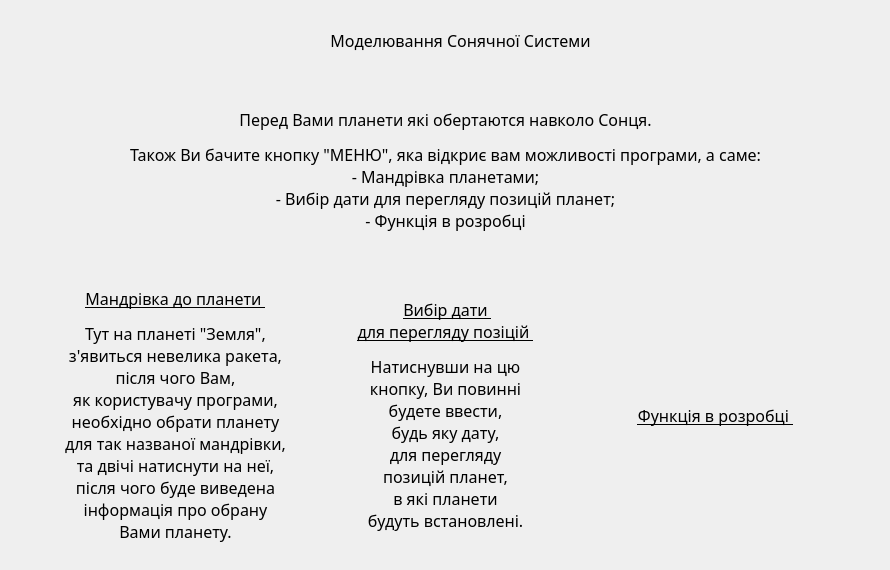
The window that Syzygy/aboutprogramform.ui (maxpe3447/SyZyGy) describes before a commit, drawn with Qt 5.
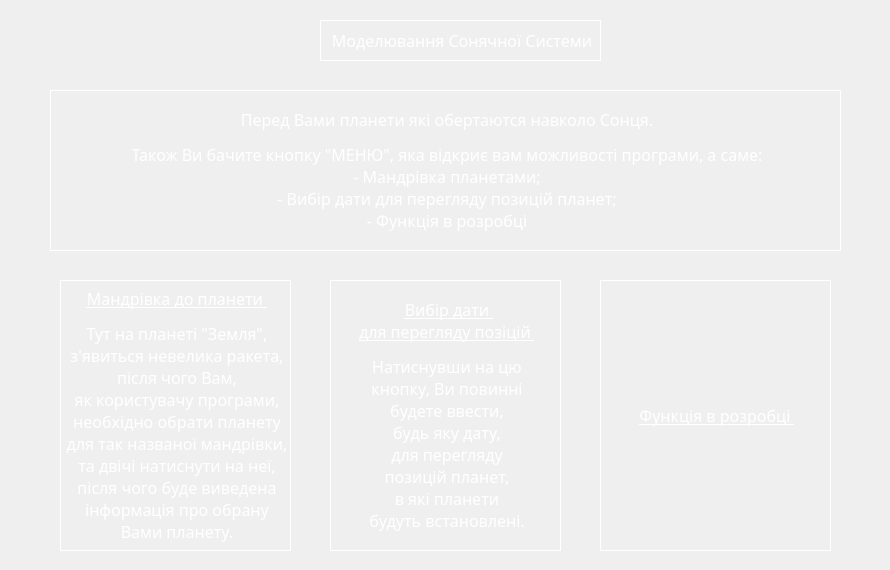
The same window after the commit. Icons and pictures are not drawn.

Commit message: new vers forms

```diff
--- a/Syzygy/aboutprogramform.ui
+++ b/Syzygy/aboutprogramform.ui
@@ -32,6 +32,13 @@
      <stylestrategy>PreferDefault</stylestrategy>
     </font>
    </property>
+   <property name="styleSheet">
+    <string notr="true">background: transparent;
+color: rgb(255, 255, 255);
+border-style: outset;
+border-width: 1px;
+border-color: rgb(255, 255, 255)</string>
+   </property>
    <property name="text">
     <string>&lt;html&gt;&lt;head/&gt;&lt;body&gt;&lt;p align=&quot;center&quot;&gt;&lt;span style=&quot; font-size:12pt;&quot;&gt;Перед Вами планети які обертаются навколо Сонця.&lt;/span&gt;&lt;/p&gt;&lt;p align=&quot;center&quot;&gt;&lt;span style=&quot; font-size:12pt;&quot;&gt;Також Ви бачите кнопку &amp;quot;МЕНЮ&amp;quot;, яка відкриє вам можливості програми, а саме:&lt;br/&gt;- Мандрівка планетами;&lt;br/&gt;- Вибір дати для перегляду позицій планет;&lt;br/&gt;- Функція в розробці&lt;/span&gt;&lt;/p&gt;&lt;/body&gt;&lt;/html&gt;</string>
    </property>
@@ -51,6 +58,13 @@
      <pointsize>8</pointsize>
     </font>
    </property>
+   <property name="styleSheet">
+    <string notr="true">background: transparent;
+color: rgb(255, 255, 255);
+border-style: outset;
+border-width: 1px;
+border-color: rgb(255, 255, 255)</string>
+   </property>
    <property name="text">
     <string>&lt;html&gt;&lt;head/&gt;&lt;body&gt;&lt;p align=&quot;center&quot;&gt;&lt;span style=&quot; font-size:12pt;&quot;&gt;Моделювання Сонячної Системи&lt;/span&gt;&lt;/p&gt;&lt;/body&gt;&lt;/html&gt;</string>
    </property>
@@ -70,6 +84,13 @@
      <pointsize>8</pointsize>
     </font>
    </property>
+   <property name="styleSheet">
+    <string notr="true">background: transparent;
+color: rgb(255, 255, 255);
+border-style: outset;
+border-width: 1px;
+border-color: rgb(255, 255, 255)</string>
+   </property>
    <property name="text">
     <string>&lt;html&gt;&lt;head/&gt;&lt;body&gt;&lt;p align=&quot;center&quot;&gt;&lt;span style=&quot; font-size:12pt; text-decoration: underline;&quot;&gt;Мандрівка до планети &lt;/span&gt;&lt;/p&gt;&lt;p align=&quot;center&quot;&gt;&lt;span style=&quot; font-size:12pt;&quot;&gt;Тут на планеті &amp;quot;Земля&amp;quot;, &lt;br/&gt;з'явиться невелика ракета, &lt;br/&gt;після чого Вам, &lt;br/&gt;як користувачу програми, &lt;br/&gt;необхідно обрати планету &lt;br/&gt;для так названої мандрівки, &lt;br/&gt;та двічі натиснути на неї, &lt;br/&gt;після чого буде виведена &lt;br/&gt;інформація про обрану &lt;br/&gt;Вами планету.&lt;/span&gt;&lt;/p&gt;&lt;/body&gt;&lt;/html&gt;</string>
    </property>
@@ -89,6 +110,13 @@
      <pointsize>8</pointsize>
     </font>
    </property>
+   <property name="styleSheet">
+    <string notr="true">background: transparent;
+color: rgb(255, 255, 255);
+border-style: outset;
+border-width: 1px;
+border-color: rgb(255, 255, 255)</string>
+   </property>
    <property name="text">
     <string>&lt;html&gt;&lt;head/&gt;&lt;body&gt;&lt;p align=&quot;center&quot;&gt;&lt;span style=&quot; font-size:12pt; text-decoration: underline;&quot;&gt;Вибір дати &lt;br/&gt;для перегляду позіцій &lt;/span&gt;&lt;/p&gt;&lt;p align=&quot;center&quot;&gt;&lt;span style=&quot; font-size:12pt;&quot;&gt;Натиснувши на цю &lt;br/&gt;кнопку, Ви повинні &lt;br/&gt;будете ввести, &lt;br/&gt;будь яку дату, &lt;br/&gt;для перегляду &lt;br/&gt;позицій планет, &lt;br/&gt;в які планети &lt;br/&gt;будуть встановлені.&lt;/span&gt;&lt;/p&gt;&lt;/body&gt;&lt;/html&gt;</string>
    </property>
@@ -108,6 +136,13 @@
      <pointsize>8</pointsize>
     </font>
    </property>
+   <property name="styleSheet">
+    <string notr="true">background: transparent;
+color: rgb(255, 255, 255);
+border-style: outset;
+border-width: 1px;
+border-color: rgb(255, 255, 255)</string>
+   </property>
    <property name="text">
     <string>&lt;html&gt;&lt;head/&gt;&lt;body&gt;&lt;p align=&quot;center&quot;&gt;&lt;span style=&quot; font-size:12pt; text-decoration: underline;&quot;&gt;Функція в розробці &lt;/span&gt;&lt;/p&gt;&lt;/body&gt;&lt;/html&gt;</string>
    </property>
```
The commit also changes 5 other files.
